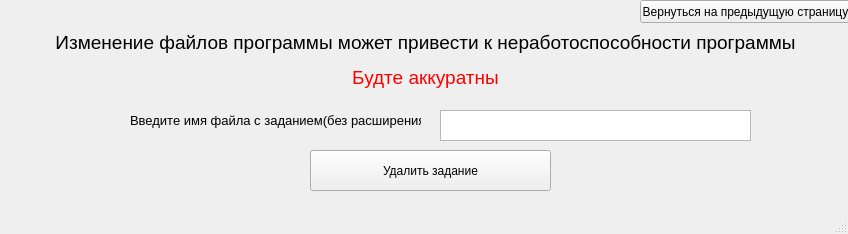
This is PyQT5_Project/DelTaskWindow.ui in Topando/PYQT5_PROJECT as Qt 5 draws it before an edit. The edited form follows.
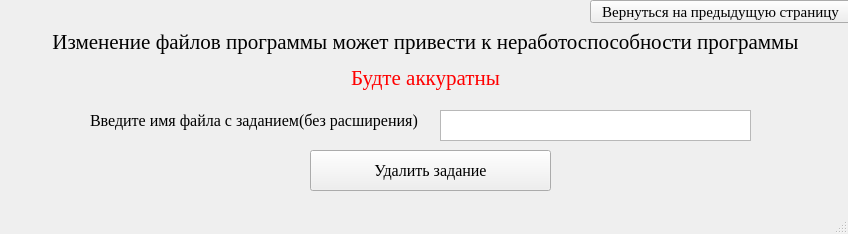
This is the edited form.

```diff
--- a/PyQT5_Project/DelTaskWindow.ui
+++ b/PyQT5_Project/DelTaskWindow.ui
@@ -10,6 +10,14 @@
     <height>234</height>
    </rect>
   </property>
+  <property name="font">
+   <font>
+    <family>Times New Roman</family>
+    <pointsize>12</pointsize>
+    <weight>50</weight>
+    <bold>false</bold>
+   </font>
+  </property>
   <property name="windowTitle">
    <string>MainWindow</string>
   </property>
@@ -17,14 +25,14 @@
    <widget class="QLabel" name="label">
     <property name="geometry">
      <rect>
-      <x>130</x>
+      <x>90</x>
       <y>100</y>
-      <width>291</width>
+      <width>331</width>
       <height>41</height>
      </rect>
     </property>
     <property name="text">
-     <string>&lt;html&gt;&lt;head/&gt;&lt;body&gt;&lt;p&gt;&lt;span style=&quot; font-size:10pt;&quot;&gt;Введите имя файла с заданием(без расширения)&lt;/span&gt;&lt;/p&gt;&lt;/body&gt;&lt;/html&gt;</string>
+     <string>&lt;html&gt;&lt;head/&gt;&lt;body&gt;&lt;p&gt;Введите имя файла с заданием(без расширения)&lt;/p&gt;&lt;/body&gt;&lt;/html&gt;</string>
     </property>
    </widget>
    <widget class="QTextEdit" name="textEdit">
@@ -47,7 +55,7 @@
      </rect>
     </property>
     <property name="text">
-     <string>&lt;html&gt;&lt;head/&gt;&lt;body&gt;&lt;p align=&quot;center&quot;&gt;&lt;span style=&quot; font-size:14pt;&quot;&gt;Изменение файлов программы может привести к неработоспособности программы&lt;/span&gt;&lt;/p&gt;&lt;p align=&quot;center&quot;&gt;&lt;span style=&quot; font-size:14pt; color:#ff0000;&quot;&gt;Будте аккуратны&lt;/span&gt;&lt;/p&gt;&lt;/body&gt;&lt;/html&gt;</string>
+     <string>&lt;html&gt;&lt;head/&gt;&lt;body&gt;&lt;p align=&quot;center&quot;&gt;&lt;span style=&quot; font-size:16pt;&quot;&gt;Изменение файлов программы может привести к неработоспособности программы&lt;/span&gt;&lt;/p&gt;&lt;p align=&quot;center&quot;&gt;&lt;span style=&quot; font-size:16pt; color:#ff0000;&quot;&gt;Будте аккуратны&lt;/span&gt;&lt;/p&gt;&lt;/body&gt;&lt;/html&gt;</string>
     </property>
    </widget>
    <widget class="QPushButton" name="pushButton">
@@ -59,6 +67,15 @@
       <height>41</height>
      </rect>
     </property>
+    <property name="font">
+     <font>
+      <family>Times New Roman</family>
+      <pointsize>12</pointsize>
+      <weight>50</weight>
+      <italic>false</italic>
+      <bold>false</bold>
+     </font>
+    </property>
     <property name="text">
      <string>Удалить задание</string>
     </property>
@@ -66,12 +83,20 @@
    <widget class="QPushButton" name="pushButton_2">
     <property name="geometry">
      <rect>
-      <x>640</x>
+      <x>590</x>
       <y>0</y>
-      <width>211</width>
+      <width>261</width>
       <height>23</height>
      </rect>
     </property>
+    <property name="font">
+     <font>
+      <family>Times New Roman</family>
+      <pointsize>11</pointsize>
+      <weight>50</weight>
+      <bold>false</bold>
+     </font>
+    </property>
     <property name="text">
      <string>Вернуться на предыдущую страницу</string>
     </property>
```
Left out of the diff: 2 changed lines with no effect on the pictures.
